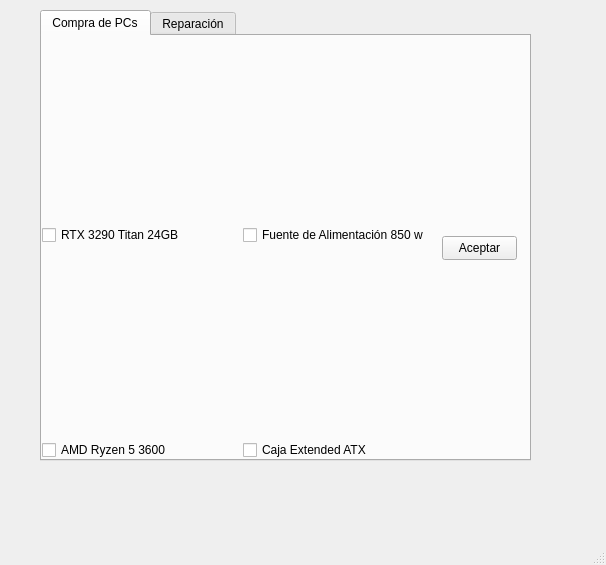
Before: the Qt Designer form Practica DIN U5/Trabajo 5 DIN/aplicacionU5.ui in Casta626/Trabajo-5-DIN, drawn with Qt 5.
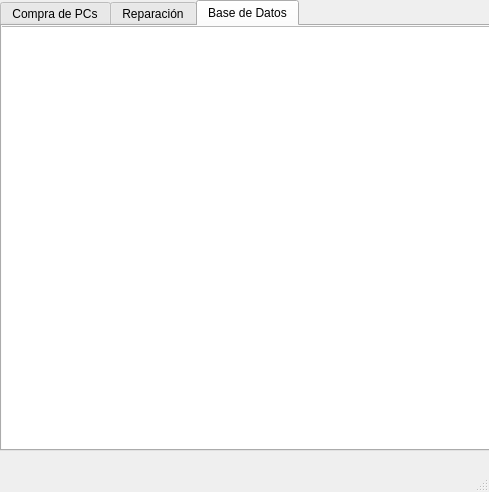
After: the same form once the commit is applied. Icons and pictures are not drawn.

```diff
--- a/Practica DIN U5/Trabajo 5 DIN/aplicacionU5.ui
+++ b/Practica DIN U5/Trabajo 5 DIN/aplicacionU5.ui
@@ -6,8 +6,8 @@
    <rect>
     <x>0</x>
     <y>0</y>
-    <width>606</width>
-    <height>565</height>
+    <width>489</width>
+    <height>492</height>
    </rect>
   </property>
   <property name="windowTitle">
@@ -17,14 +17,14 @@
    <widget class="QTabWidget" name="tabWidget">
     <property name="geometry">
      <rect>
-      <x>40</x>
-      <y>10</y>
+      <x>0</x>
+      <y>0</y>
       <width>491</width>
       <height>451</height>
      </rect>
     </property>
     <property name="currentIndex">
-     <number>0</number>
+     <number>2</number>
     </property>
     <widget class="QWidget" name="tab">
      <attribute name="title">
@@ -66,7 +66,7 @@
            <item>
             <widget class="QCheckBox" name="checkBoxGrafica">
              <property name="text">
-              <string>RTX 3290 Titan 24GB</string>
+              <string>RTX 3090 Titan 24GB</string>
              </property>
             </widget>
            </item>
@@ -192,6 +192,21 @@
       <string>Reparación</string>
      </attribute>
     </widget>
+    <widget class="QWidget" name="tab_3">
+     <attribute name="title">
+      <string>Base de Datos</string>
+     </attribute>
+     <widget class="QColumnView" name="columnView">
+      <property name="geometry">
+       <rect>
+        <x>-10</x>
+        <y>0</y>
+        <width>501</width>
+        <height>431</height>
+       </rect>
+      </property>
+     </widget>
+    </widget>
    </widget>
   </widget>
   <widget class="QMenuBar" name="menubar">
```
Left out of the diff: 2 changed lines with no effect on the pictures.
